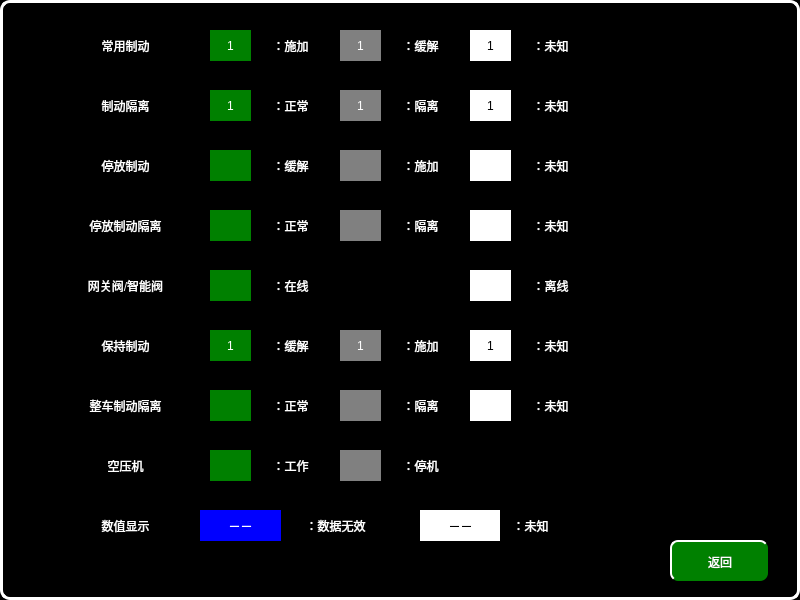
Above: vehiclebcuhelppage.ui from mayue-crrc/ShenyangMetro9DB before the change. Below: the same form after it.
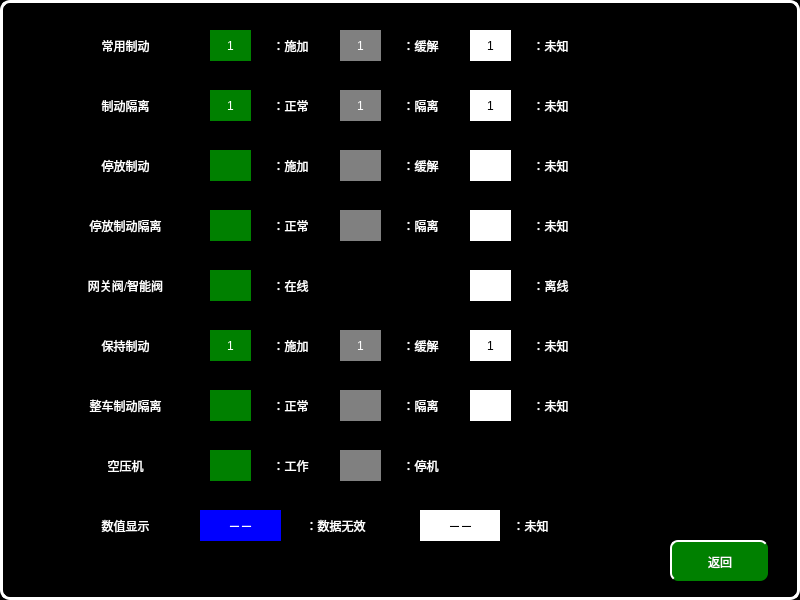
That is the form after the change.

The edit to the form file:
```diff
--- a/vehiclebcuhelppage.ui
+++ b/vehiclebcuhelppage.ui
@@ -665,7 +665,7 @@
 </string>
    </property>
    <property name="text">
-    <string>：缓解</string>
+    <string>：施加</string>
    </property>
    <property name="alignment">
     <set>Qt::AlignCenter</set>
@@ -762,7 +762,7 @@
 </string>
    </property>
    <property name="text">
-    <string>：施加</string>
+    <string>：缓解</string>
    </property>
    <property name="alignment">
     <set>Qt::AlignCenter</set>
@@ -801,7 +801,7 @@
 </string>
    </property>
    <property name="text">
-    <string>：施加</string>
+    <string>：缓解</string>
    </property>
    <property name="alignment">
     <set>Qt::AlignCenter</set>
@@ -879,7 +879,7 @@
 </string>
    </property>
    <property name="text">
-    <string>：缓解</string>
+    <string>：施加</string>
    </property>
    <property name="alignment">
     <set>Qt::AlignCenter</set>
```
